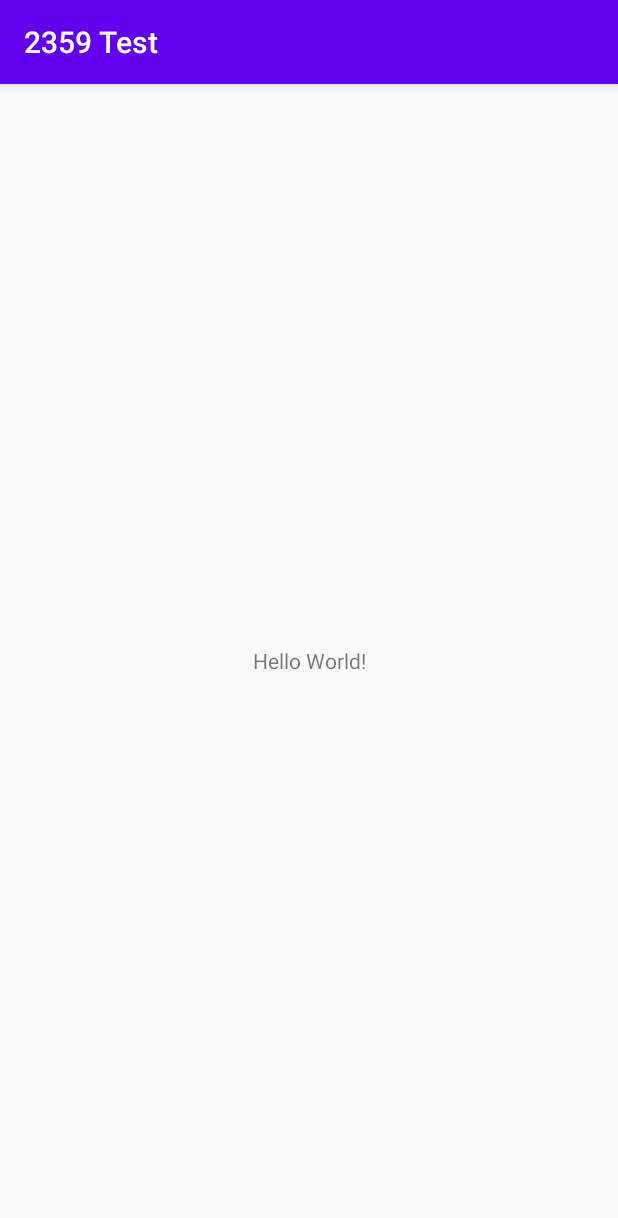
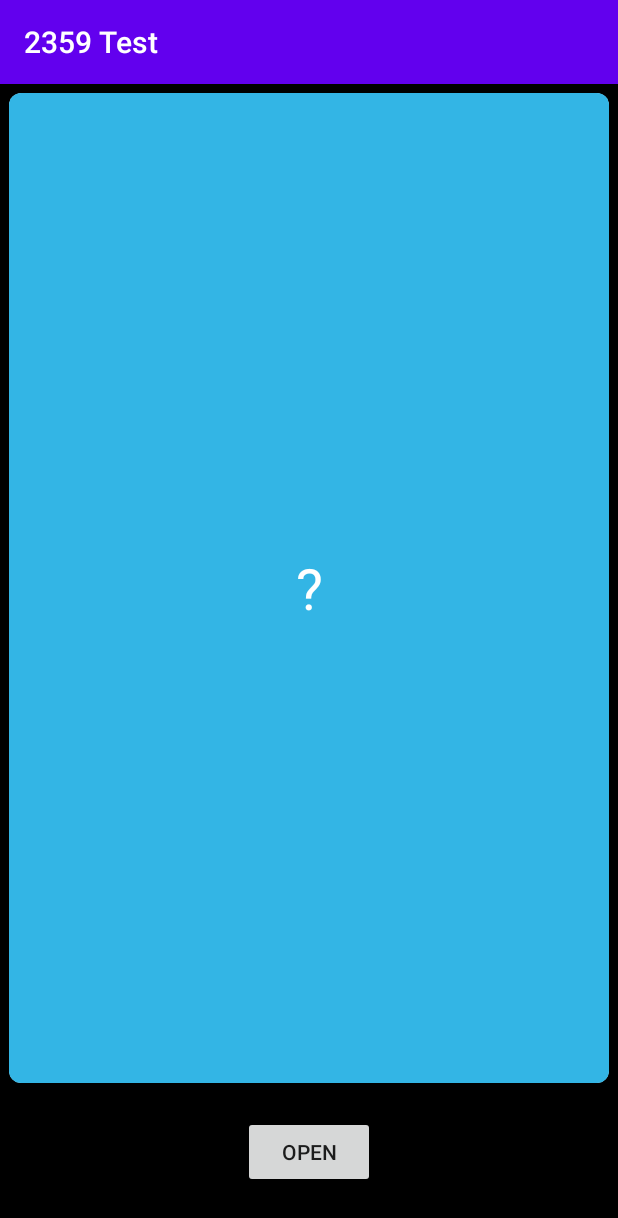
Before and after one commit to manutdkeng/2359-mobile-test, an Android app: the screen it shows after launch (MainActivity before the commit, TestAnimationActivity after it), on a phone screen of 412 x 824 dp. Shown: the top 1218 px of the screen. Run offline under Robolectric (Android 15) with nearby library versions, the phone set to English and light mode, and no system bars.

Commit message:
create CardView with flip animation

```diff
--- a/app/build.gradle
+++ b/app/build.gradle
@@ -31,6 +31,7 @@ dependencies {
     implementation 'androidx.constraintlayout:constraintlayout:1.1.3'
 
     implementation "androidx.lifecycle:lifecycle-viewmodel-ktx:$lifecycle_version"
+    implementation 'androidx.cardview:cardview:1.0.0'
 
     testImplementation 'junit:junit:4.12'
     testImplementation "androidx.test:core:$test_core_version"
--- a/app/src/main/AndroidManifest.xml
+++ b/app/src/main/AndroidManifest.xml
@@ -9,13 +9,14 @@
         android:roundIcon="@mipmap/ic_launcher_round"
         android:supportsRtl="true"
         android:theme="@style/AppTheme">
-        <activity android:name=".MainActivity">
+        <activity android:name=".activity.TestAnimationActivity">
             <intent-filter>
                 <action android:name="android.intent.action.MAIN" />
 
                 <category android:name="android.intent.category.LAUNCHER" />
             </intent-filter>
         </activity>
+        <activity android:name=".MainActivity"/>
     </application>
 
 </manifest>
--- /dev/null
+++ b/app/src/main/java/com/zack/android/test/cardgame/activity/TestAnimationActivity.kt
@@ -0,0 +1,32 @@
+package com.zack.android.test.cardgame.activity
+
+import android.os.Bundle
+import android.widget.Button
+import androidx.appcompat.app.AppCompatActivity
+import com.zack.android.test.cardgame.R
+import com.zack.android.test.cardgame.view.CardView
+
+class TestAnimationActivity : AppCompatActivity() {
+    private lateinit var cardView: CardView
+    private lateinit var button: Button
+    private var revealed = false
+
+    override fun onCreate(savedInstanceState: Bundle?) {
+        super.onCreate(savedInstanceState)
+        setContentView(R.layout.activity_test_animation)
+
+        cardView = findViewById(R.id.test_card)
+        cardView.setValue("100")
+        button = findViewById(R.id.button)
+
+        button.setOnClickListener {
+            revealed = !revealed
+            button.text = if (revealed) {
+                getString(R.string.close)
+            } else {
+                getString(R.string.open)
+            }
+            cardView.flipCard(revealed)
+        }
+    }
+}
--- /dev/null
+++ b/app/src/main/java/com/zack/android/test/cardgame/view/CardView.kt
@@ -0,0 +1,64 @@
+package com.zack.android.test.cardgame.view
+
+import android.animation.AnimatorInflater
+import android.animation.AnimatorSet
+import android.content.Context
+import android.util.AttributeSet
+import android.view.View
+import android.widget.TextView
+import androidx.cardview.widget.CardView
+import androidx.constraintlayout.widget.ConstraintLayout
+import com.zack.android.test.cardgame.R
+
+class CardView(context: Context?, attrs: AttributeSet?, defStyleAttr: Int) :
+    ConstraintLayout(context, attrs, defStyleAttr) {
+    constructor(context: Context?, attrs: AttributeSet?) : this(context, attrs, -1)
+    constructor(context: Context?) : this(context, null, -1)
+
+    private val valueTextView: TextView
+    private val frontView: CardView
+    private val backView: CardView
+
+    private val backViewOpenAnim: AnimatorSet
+    private val frontViewOpenAnim: AnimatorSet
+    private val backViewCloseAnim: AnimatorSet
+    private val frontViewCloseAnim: AnimatorSet
+
+    init {
+        View.inflate(context, R.layout.view_card, this)
+        valueTextView = findViewById(R.id.value)
+        frontView = findViewById(R.id.front_view)
+        backView = findViewById(R.id.back_view)
+
+        val scale: Float = context?.resources?.displayMetrics?.density ?: 1f
+        frontView.cameraDistance = 8000 * scale
+        backView.cameraDistance = 8000 * scale
+
+        backViewOpenAnim =
+            AnimatorInflater.loadAnimator(context, R.animator.open_flip_back_view) as AnimatorSet
+        frontViewOpenAnim =
+            AnimatorInflater.loadAnimator(context, R.animator.open_flip_front_view) as AnimatorSet
+        backViewCloseAnim =
+            AnimatorInflater.loadAnimator(context, R.animator.close_flip_back_view) as AnimatorSet
+        frontViewCloseAnim =
+            AnimatorInflater.loadAnimator(context, R.animator.close_flip_front_view) as AnimatorSet
+    }
+
+    fun setValue(value: String) {
+        valueTextView.text = value
+    }
+
+    fun flipCard(open: Boolean) {
+        if (open) {
+            frontViewOpenAnim.setTarget(frontView)
+            backViewOpenAnim.setTarget(backView)
+            backViewOpenAnim.start()
+            frontViewOpenAnim.start()
+        } else {
+            frontViewCloseAnim.setTarget(frontView)
+            backViewCloseAnim.setTarget(backView)
+            frontViewCloseAnim.start()
+            backViewCloseAnim.start()
+        }
+    }
+}
--- /dev/null
+++ b/app/src/main/res/animator/close_flip_back_view.xml
@@ -0,0 +1,22 @@
+<?xml version="1.0" encoding="utf-8"?>
+<set xmlns:android="http://schemas.android.com/apk/res/android">
+    <objectAnimator
+        android:duration="0"
+        android:propertyName="alpha"
+        android:valueFrom="1.0"
+        android:valueTo="0.0" />
+
+    <objectAnimator
+        android:duration="@integer/flip_duration"
+        android:propertyName="rotationY"
+        android:repeatMode="reverse"
+        android:valueFrom="180"
+        android:valueTo="0" />
+
+    <objectAnimator
+        android:duration="0"
+        android:propertyName="alpha"
+        android:startOffset="@integer/offset"
+        android:valueFrom="0.0"
+        android:valueTo="1.0" />
+</set>
--- /dev/null
+++ b/app/src/main/res/animator/close_flip_front_view.xml
@@ -0,0 +1,17 @@
+<?xml version="1.0" encoding="utf-8"?>
+<set xmlns:android="http://schemas.android.com/apk/res/android">
+    <set xmlns:android="http://schemas.android.com/apk/res/android">
+        <objectAnimator
+            android:duration="@integer/flip_duration"
+            android:propertyName="rotationY"
+            android:valueFrom="0"
+            android:valueTo="-180" />
+
+        <objectAnimator
+            android:duration="1"
+            android:propertyName="alpha"
+            android:startOffset="@integer/offset"
+            android:valueFrom="1.0"
+            android:valueTo="0.0" />
+    </set>
+</set>
--- /dev/null
+++ b/app/src/main/res/animator/open_flip_back_view.xml
@@ -0,0 +1,15 @@
+<?xml version="1.0" encoding="utf-8"?>
+<set xmlns:android="http://schemas.android.com/apk/res/android">
+    <objectAnimator
+        android:duration="@integer/flip_duration"
+        android:propertyName="rotationY"
+        android:valueFrom="0"
+        android:valueTo="180" />
+
+    <objectAnimator
+        android:duration="1"
+        android:propertyName="alpha"
+        android:startOffset="@integer/offset"
+        android:valueFrom="1.0"
+        android:valueTo="0.0" />
+</set>
--- /dev/null
+++ b/app/src/main/res/animator/open_flip_front_view.xml
@@ -0,0 +1,23 @@
+<?xml version="1.0" encoding="utf-8"?>
+<set xmlns:android="http://schemas.android.com/apk/res/android">
+    <objectAnimator
+        android:duration="0"
+        android:propertyName="alpha"
+        android:valueFrom="1.0"
+        android:valueTo="0.0" />
+
+    <objectAnimator
+        android:duration="@integer/flip_duration"
+        android:propertyName="rotationY"
+        android:repeatMode="reverse"
+        android:valueFrom="-180"
+        android:valueTo="0" />
+
+    <objectAnimator
+        android:duration="0"
+        android:propertyName="alpha"
+        android:startOffset="@integer/offset"
+        android:valueFrom="0.0"
+        android:valueTo="1.0" />
+
+</set>
--- /dev/null
+++ b/app/src/main/res/layout/activity_test_animation.xml
@@ -0,0 +1,26 @@
+<?xml version="1.0" encoding="utf-8"?>
+<androidx.constraintlayout.widget.ConstraintLayout xmlns:android="http://schemas.android.com/apk/res/android"
+    android:layout_width="match_parent"
+    android:layout_height="match_parent"
+    xmlns:app="http://schemas.android.com/apk/res-auto"
+    android:background="@android:color/black">
+
+    <com.zack.android.test.cardgame.view.CardView
+        android:id="@+id/test_card"
+        android:layout_width="match_parent"
+        android:layout_height="0dp"
+        app:layout_constraintTop_toTopOf="parent"
+        app:layout_constraintBottom_toTopOf="@id/button"
+        android:layout_marginBottom="16dp"/>
+
+    <Button
+        android:id="@+id/button"
+        android:layout_width="wrap_content"
+        android:layout_height="wrap_content"
+        android:layout_marginBottom="32dp"
+        app:layout_constraintBottom_toBottomOf="parent"
+        app:layout_constraintStart_toStartOf="parent"
+        app:layout_constraintEnd_toEndOf="parent"
+        android:text="@string/open"/>
+
+</androidx.constraintlayout.widget.ConstraintLayout>
--- /dev/null
+++ b/app/src/main/res/layout/view_card.xml
@@ -0,0 +1,54 @@
+<?xml version="1.0" encoding="utf-8"?>
+<androidx.constraintlayout.widget.ConstraintLayout xmlns:android="http://schemas.android.com/apk/res/android"
+    xmlns:tools="http://schemas.android.com/tools"
+    android:layout_width="match_parent"
+    android:layout_height="match_parent"
+    xmlns:app="http://schemas.android.com/apk/res-auto"
+    android:layout_margin="6dp">
+
+
+    <androidx.cardview.widget.CardView
+        android:id="@+id/back_view"
+        android:layout_width="match_parent"
+        android:layout_height="match_parent"
+        app:layout_constraintTop_toTopOf="parent"
+        app:layout_constraintBottom_toBottomOf="parent"
+        app:layout_constraintStart_toStartOf="parent"
+        app:layout_constraintEnd_toEndOf="parent"
+        app:cardCornerRadius="8dp">
+
+        <TextView
+            android:layout_width="match_parent"
+            android:layout_height="match_parent"
+            android:gravity="center"
+            android:text="@string/question_mark"
+            android:textColor="@android:color/white"
+            android:background="@android:color/holo_blue_light"
+            android:textSize="38sp"/>
+
+    </androidx.cardview.widget.CardView>
+
+    <androidx.cardview.widget.CardView
+        android:id="@+id/front_view"
+        android:layout_width="match_parent"
+        android:layout_height="match_parent"
+        app:layout_constraintTop_toTopOf="parent"
+        app:layout_constraintBottom_toBottomOf="parent"
+        app:layout_constraintStart_toStartOf="parent"
+        app:layout_constraintEnd_toEndOf="parent"
+        app:cardCornerRadius="8dp"
+        android:alpha="0"
+        android:background="@android:color/white">
+
+        <TextView
+            android:id="@+id/value"
+            android:layout_width="wrap_content"
+            android:layout_height="wrap_content"
+            android:layout_gravity="center"
+            tools:text="@string/question_mark"
+            android:textColor="@android:color/black"
+            android:textSize="38sp"/>
+
+    </androidx.cardview.widget.CardView>
+
+</androidx.constraintlayout.widget.ConstraintLayout>
--- /dev/null
+++ b/app/src/main/res/values/integers.xml
@@ -0,0 +1,5 @@
+<?xml version="1.0" encoding="utf-8"?>
+<resources>
+    <integer name="flip_duration">500</integer>
+    <integer name="offset">250</integer>
+</resources>
--- a/app/src/main/res/values/strings.xml
+++ b/app/src/main/res/values/strings.xml
@@ -1,3 +1,6 @@
 <resources>
     <string name="app_name">2359 Test</string>
+    <string name="question_mark">\?</string>
+    <string name="open">Open</string>
+    <string name="close">Close</string>
 </resources>
```
